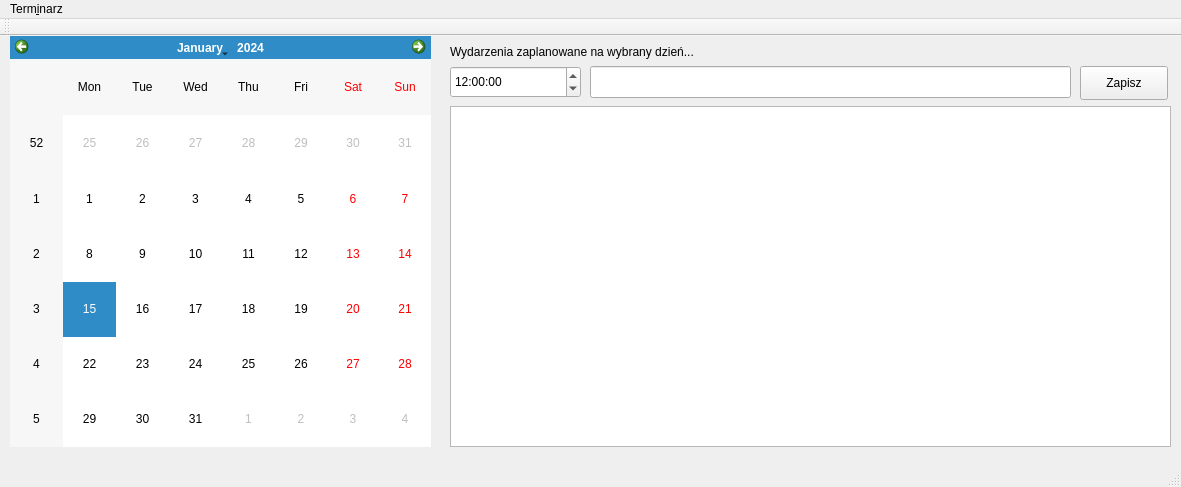
First picture: the form in terminarz/mainwindow.ui, repository awojcik64/terminarz, before the edit.
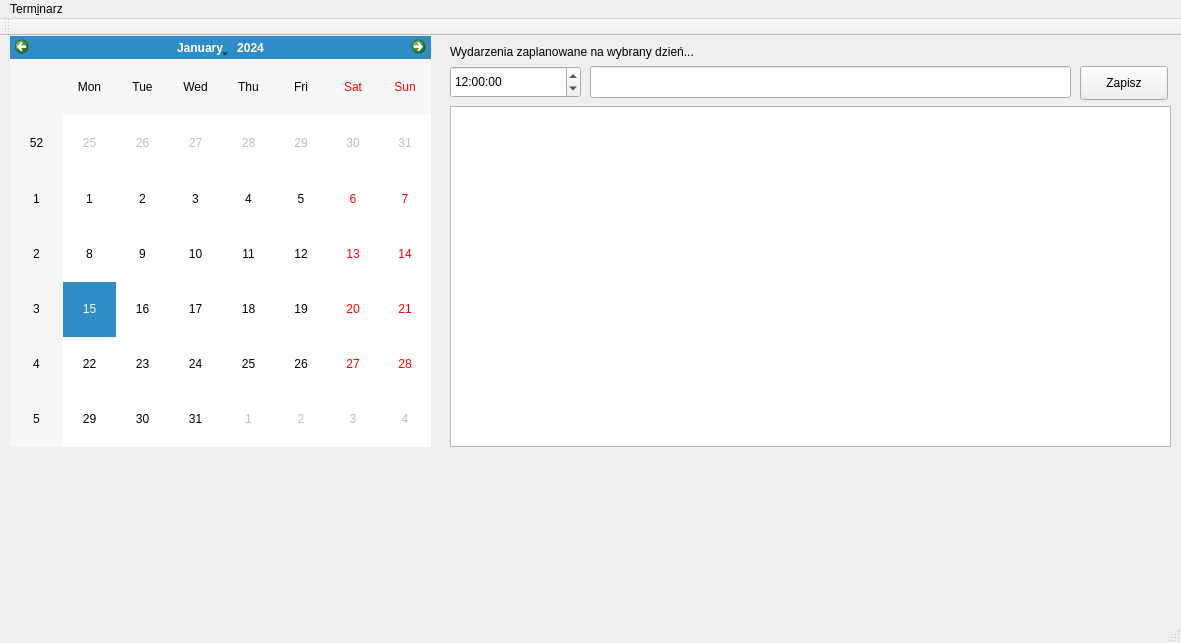
Second picture: the form after the edit.

What changed in the file:
```diff
--- a/terminarz/mainwindow.ui
+++ b/terminarz/mainwindow.ui
@@ -7,7 +7,7 @@
     <x>0</x>
     <y>0</y>
     <width>1181</width>
-    <height>487</height>
+    <height>643</height>
    </rect>
   </property>
   <property name="windowTitle">
```
